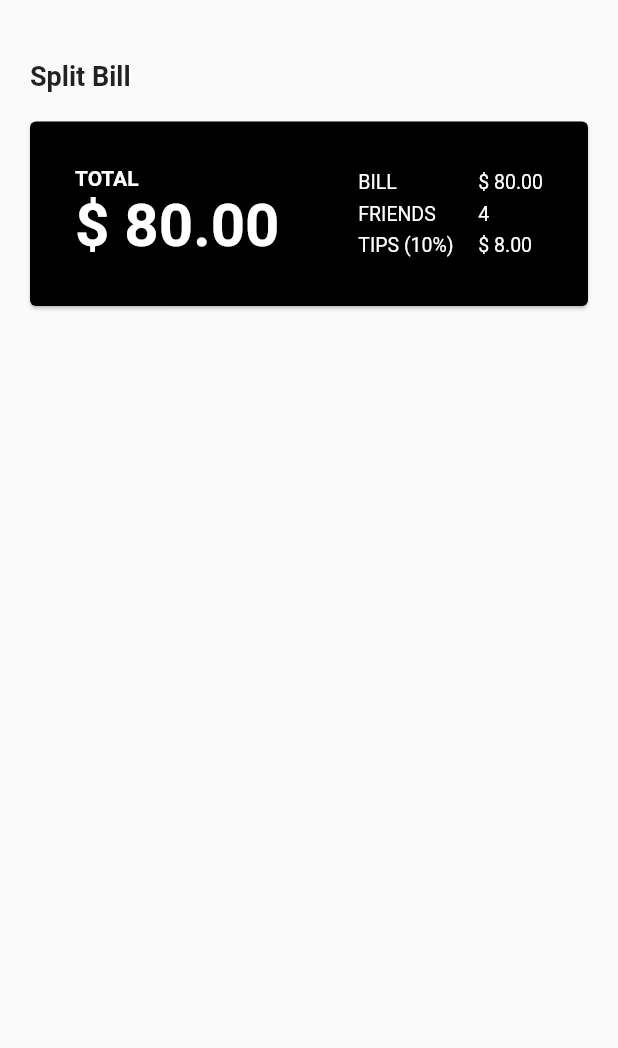
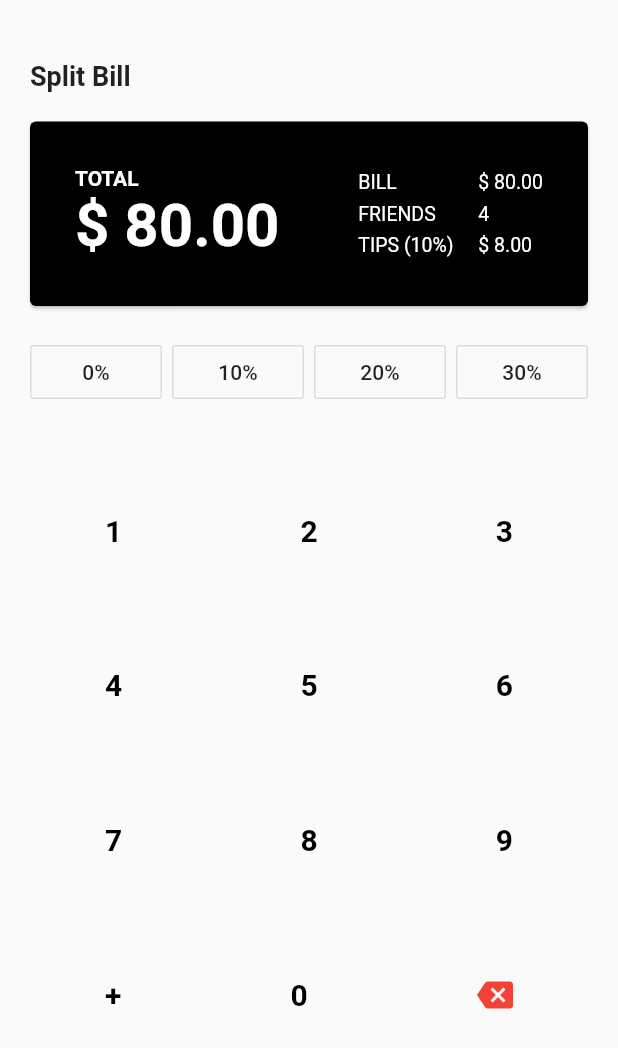
Before and after one commit to cleandersonlobo/flutter_bill_splitting, a Flutter app: the screen it shows after launch, on a phone screen of 412 x 824 dp. Shown: the top 1048 px of the screen. Run offline on Flutter 3.47's test engine with Material 2 defaults, Android fonts, the phone set to English and light mode, and no system bars.

Commit message:
added keyboard widget

```diff
--- /dev/null
+++ b/lib/app/components/keyboard/keyboard_widget.dart
@@ -0,0 +1,185 @@
+import 'package:flutter/material.dart';
+
+class KeyboardBill extends StatelessWidget {
+  const KeyboardBill({Key key}) : super(key: key);
+
+  @override
+  Widget build(BuildContext context) {
+    return Container(
+        padding: EdgeInsets.all(10),
+        child: Column(
+          children: <Widget>[
+            Row(
+              mainAxisSize: MainAxisSize.max,
+              crossAxisAlignment: CrossAxisAlignment.center,
+              mainAxisAlignment: MainAxisAlignment.spaceBetween,
+              children: <Widget>[
+                FlatButton(
+                  onPressed: null,
+                  padding: EdgeInsets.all(40),
+                  child: Text(
+                    "1",
+                    style: TextStyle(
+                      color: Colors.black,
+                      fontWeight: FontWeight.w600,
+                      fontSize: 20.0,
+                    ),
+                  ),
+                ),
+                FlatButton(
+                  onPressed: null,
+                  padding: EdgeInsets.all(40),
+                  child: Text(
+                    "2",
+                    style: TextStyle(
+                      color: Colors.black,
+                      fontWeight: FontWeight.w600,
+                      fontSize: 20.0,
+                    ),
+                  ),
+                ),
+                FlatButton(
+                  onPressed: null,
+                  padding: EdgeInsets.all(40),
+                  child: Text(
+                    "3",
+                    style: TextStyle(
+                      color: Colors.black,
+                      fontWeight: FontWeight.w600,
+                      fontSize: 20.0,
+                    ),
+                  ),
+                ),
+              ],
+            ),
+            Row(
+              mainAxisSize: MainAxisSize.max,
+              crossAxisAlignment: CrossAxisAlignment.center,
+              mainAxisAlignment: MainAxisAlignment.spaceBetween,
+              children: <Widget>[
+                FlatButton(
+                  onPressed: null,
+                  padding: EdgeInsets.all(40),
+                  child: Text(
+                    "4",
+                    style: TextStyle(
+                      color: Colors.black,
+                      fontWeight: FontWeight.w600,
+                      fontSize: 20.0,
+                    ),
+                  ),
+                ),
+                FlatButton(
+                  onPressed: null,
+                  padding: EdgeInsets.all(40),
+                  child: Text(
+                    "5",
+                    style: TextStyle(
+                      color: Colors.black,
+                      fontWeight: FontWeight.w600,
+                      fontSize: 20.0,
+                    ),
+                  ),
+                ),
+                FlatButton(
+                  onPressed: null,
+                  padding: EdgeInsets.all(40),
+                  child: Text(
+                    "6",
+                    style: TextStyle(
+                      color: Colors.black,
+                      fontWeight: FontWeight.w600,
+                      fontSize: 20.0,
+                    ),
+                  ),
+                ),
+              ],
+            ),
+            Row(
+              mainAxisSize: MainAxisSize.max,
+              crossAxisAlignment: CrossAxisAlignment.center,
+              mainAxisAlignment: MainAxisAlignment.spaceBetween,
+              children: <Widget>[
+                FlatButton(
+                  onPressed: null,
+                  padding: EdgeInsets.all(40),
+                  child: Text(
+                    "7",
+                    style: TextStyle(
+                      color: Colors.black,
+                      fontWeight: FontWeight.w600,
+                      fontSize: 20.0,
+                    ),
+                  ),
+                ),
+                FlatButton(
+                  onPressed: null,
+                  padding: EdgeInsets.all(40),
+                  child: Text(
+                    "8",
+                    style: TextStyle(
+                      color: Colors.black,
+                      fontWeight: FontWeight.w600,
+                      fontSize: 20.0,
+                    ),
+                  ),
+                ),
+                FlatButton(
+                  onPressed: null,
+                  padding: EdgeInsets.all(40),
+                  child: Text(
+                    "9",
+                    style: TextStyle(
+                      color: Colors.black,
+                      fontWeight: FontWeight.w600,
+                      fontSize: 20.0,
+                    ),
+                  ),
+                ),
+              ],
+            ),
+            Row(
+              mainAxisSize: MainAxisSize.max,
+              crossAxisAlignment: CrossAxisAlignment.center,
+              mainAxisAlignment: MainAxisAlignment.spaceBetween,
+              children: <Widget>[
+                FlatButton(
+                  onPressed: null,
+                  padding: EdgeInsets.all(40),
+                  child: Text(
+                    "+",
+                    style: TextStyle(
+                      color: Colors.black,
+                      fontWeight: FontWeight.w600,
+                      fontSize: 20.0,
+                    ),
+                  ),
+                ),
+                FlatButton(
+                  onPressed: null,
+                  padding: EdgeInsets.all(40),
+                  child: Text(
+                    "0",
+                    style: TextStyle(
+                      color: Colors.black,
+                      fontWeight: FontWeight.w600,
+                      fontSize: 20.0,
+                    ),
+                  ),
+                ),
+                FlatButton(
+                  onPressed: null,
+                  padding: EdgeInsets.all(40),
+                  child: Icon(
+                    Icons.backspace,
+                    color: Colors.red,
+                    size: 24.0,
+                    semanticLabel: 'Text to announce in accessibility modes',
+                  ),
+                ),
+              ],
+            ),
+          ],
+        ));
+  }
+}
--- a/lib/app/pages/home/home_page.dart
+++ b/lib/app/pages/home/home_page.dart
@@ -1,6 +1,7 @@
 import 'package:flutter/material.dart';
 import 'package:flutter_bill_splitting/app/components/card_bill/card_bill_widget.dart';
 import 'package:flutter_bill_splitting/app/components/header/header_widget.dart';
+import 'package:flutter_bill_splitting/app/components/keyboard/keyboard_widget.dart';
 
 class Homepage extends StatefulWidget {
   @override
@@ -21,7 +22,34 @@ class _HomepageState extends State<Homepage> {
             Header(
               title: "Split Bill",
             ),
-            CardBill()
+            CardBill(),
+            Container(
+              margin: EdgeInsets.only(top: 20, bottom: 20),
+              child: Row(
+                mainAxisSize: MainAxisSize.max,
+                crossAxisAlignment: CrossAxisAlignment.center,
+                mainAxisAlignment: MainAxisAlignment.spaceBetween,
+                children: <Widget>[
+                  OutlineButton(
+                    onPressed: () {},
+                    child: Text("0%"),
+                  ),
+                  OutlineButton(
+                    onPressed: () {},
+                    child: Text("10%"),
+                  ),
+                  OutlineButton(
+                    onPressed: () {},
+                    child: Text("20%"),
+                  ),
+                  OutlineButton(
+                    onPressed: () {},
+                    child: Text("30%"),
+                  )
+                ],
+              ),
+            ),
+            KeyboardBill()
           ],
         ),
       )),
```
Also changed, not shown: 1 other file.
